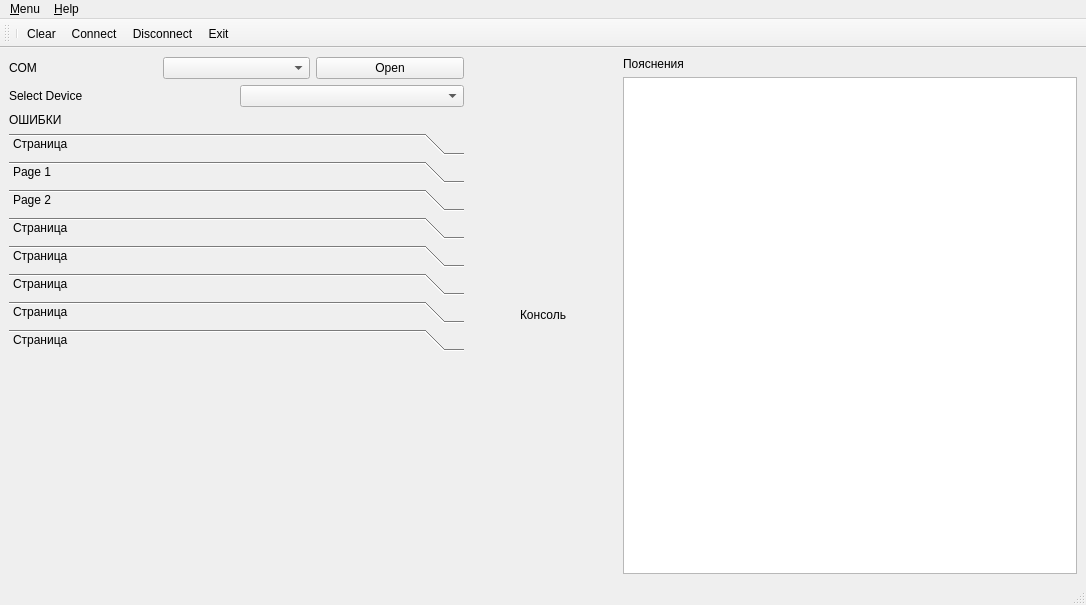
This is mainwindow.ui in Neitron-byte/Repair as Qt 5 draws it before an edit. The edited form follows.
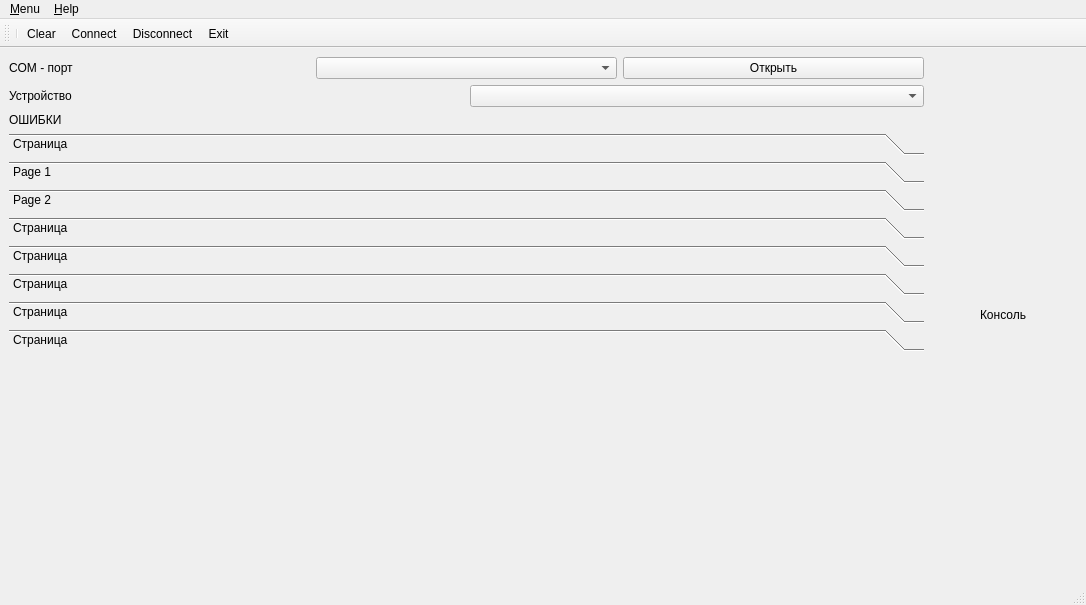
This is the edited form. The open tabs and pages were chosen to show the change. Icons and pictures are not drawn.

```diff
--- a/mainwindow.ui
+++ b/mainwindow.ui
@@ -60,7 +60,7 @@
            </sizepolicy>
           </property>
           <property name="text">
-           <string>COM</string>
+           <string>COM - порт</string>
           </property>
          </widget>
         </item>
@@ -74,7 +74,7 @@
         <item>
          <widget class="QPushButton" name="pushButton_Open_COM">
           <property name="text">
-           <string>Open</string>
+           <string>Открыть</string>
           </property>
          </widget>
         </item>
@@ -91,7 +91,7 @@
            </sizepolicy>
           </property>
           <property name="text">
-           <string>Select Device</string>
+           <string>Устройство</string>
           </property>
          </widget>
         </item>
@@ -741,7 +741,7 @@
           <rect>
            <x>0</x>
            <y>0</y>
-           <width>448</width>
+           <width>896</width>
            <height>216</height>
           </rect>
          </property>
@@ -786,28 +786,7 @@
      </spacer>
     </item>
     <item row="0" column="4" rowspan="2">
-     <layout class="QVBoxLayout" name="verticalLayout_4">
-      <item>
-       <widget class="QLabel" name="label_12">
-        <property name="sizePolicy">
-         <sizepolicy hsizetype="Preferred" vsizetype="Fixed">
-          <horstretch>0</horstretch>
-          <verstretch>0</verstretch>
-         </sizepolicy>
-        </property>
-        <property name="text">
-         <string>Пояснения</string>
-        </property>
-       </widget>
-      </item>
-      <item>
-       <widget class="QPlainTextEdit" name="plainTextEdit_Comm">
-        <property name="plainText">
-         <string/>
-        </property>
-       </widget>
-      </item>
-     </layout>
+     <layout class="QVBoxLayout" name="verticalLayout_4"/>
     </item>
    </layout>
   </widget>
```
Left out of the diff: 16 changed lines with no effect on the pictures.
